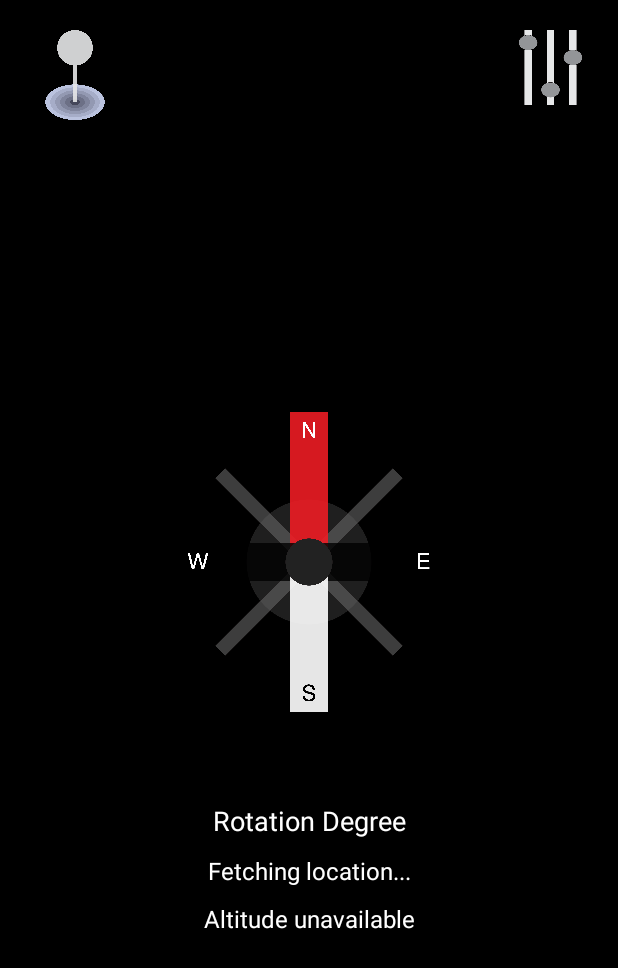
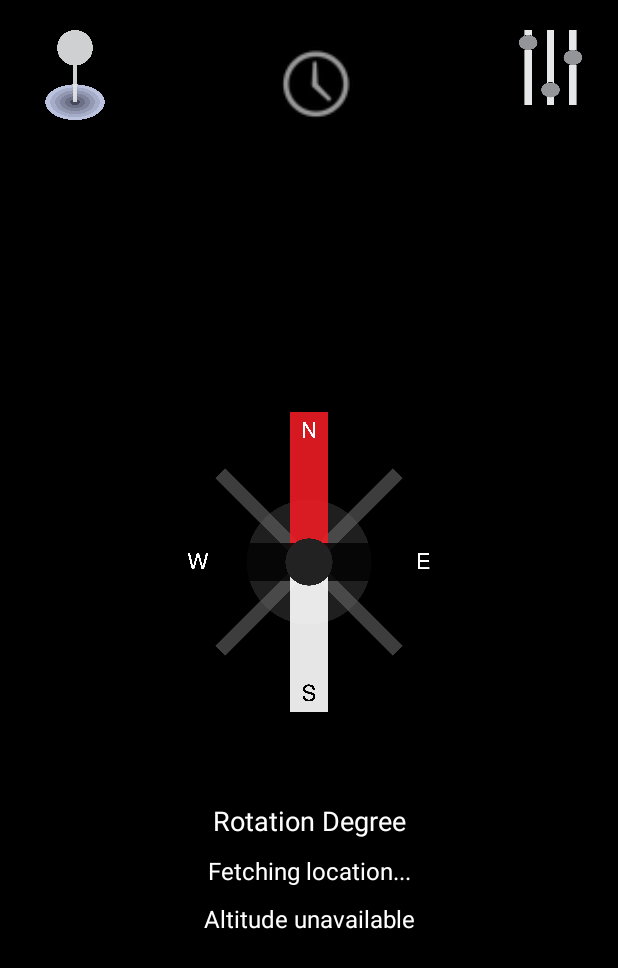
Before and after one commit to WZerfas/The-Compass, an Android app: the screen it shows after launch (MainActivity), on a phone screen of 412 x 824 dp. Shown: the top 968 px of the screen. Run offline under Robolectric (Android 15) with nearby library versions, the phone set to English and light mode, and no system bars; 2 statements that could not run were skipped.

Commit message:
Implement the log button in main

```diff
--- a/app/src/main/java/com/cs407/the_compass/MainActivity.kt
+++ b/app/src/main/java/com/cs407/the_compass/MainActivity.kt
@@ -68,6 +68,7 @@ class MainActivity : AppCompatActivity() {
         val degreeTextView = findViewById<TextView>(R.id.degreeView)
         val btnMap = findViewById<ImageView>(R.id.btnMap)
         val btnSetting = findViewById<ImageView>(R.id.btnSetting)
+        val btnLog = findViewById<ImageView>(R.id.btnLog)
 
         altitudeTextView = findViewById(R.id.altitudeText)
         //pressureTextView = findViewById(R.id.pressureText)
@@ -97,6 +98,16 @@ class MainActivity : AppCompatActivity() {
         btnSetting.setOnClickListener {
             val intent = Intent(this, SettingActivity::class.java)
             startActivity(intent)
+        }
+
+        btnLog.setOnClickListener{
+            val sharedPreferenceSet = getSharedPreferences("StoredPreferences", MODE_PRIVATE)
+            val isLocationLogEnabled = sharedPreferenceSet.getBoolean("locationLogEnabled", false)
+            if (isLocationLogEnabled == false){
+                Toast.makeText(this, "Log function not enabled", Toast.LENGTH_SHORT).show()
+            }else{
+                Toast.makeText(this, "Enter the log (PlaceHolder)", Toast.LENGTH_SHORT).show()
+            }
         }
 
         // Check location permission and fetch location
--- a/app/src/main/java/com/cs407/the_compass/SearchActivity.kt
+++ b/app/src/main/java/com/cs407/the_compass/SearchActivity.kt
@@ -49,7 +49,7 @@ class SearchActivity : AppCompatActivity() {
         }
 
         favoriteButton.setOnClickListener{
-            val sharedPreferenceFavor = getSharedPreferences("StoredFavorite", Context.MODE_PRIVATE)
+            val sharedPreferenceFavor = getSharedPreferences("StoredPreferences", Context.MODE_PRIVATE)
             val favoriteLocation = sharedPreferenceFavor.getString("favorite", null)
             if (favoriteLocation == null){
                 Toast.makeText(this, "You haven't add favorite location yet", Toast.LENGTH_SHORT).show()
--- a/app/src/main/res/layout/activity_main.xml
+++ b/app/src/main/res/layout/activity_main.xml
@@ -31,6 +31,21 @@
         app:layout_constraintTop_toTopOf="parent" />
 
     <!-- Compass Needle -->
+
+    <ImageView
+        android:id="@+id/btnLog"
+        android:layout_width="66dp"
+        android:layout_height="71dp"
+        android:layout_margin="20dp"
+        android:layout_marginStart="175dp"
+        android:layout_marginTop="16dp"
+        android:layout_marginEnd="91dp"
+        android:contentDescription="Settings Icon"
+        android:src="@android:drawable/ic_menu_recent_history"
+        app:layout_constraintEnd_toStartOf="@+id/btnSetting"
+        app:layout_constraintStart_toEndOf="@+id/btnMap"
+        app:layout_constraintTop_toTopOf="parent" />
+
     <ImageView
         android:id="@+id/compassNeedle"
         android:layout_width="200dp"
```
Also changed, not shown: app/src/main/java/com/cs407/the_compass/SettingActivity.kt (+18 -8 lines).
